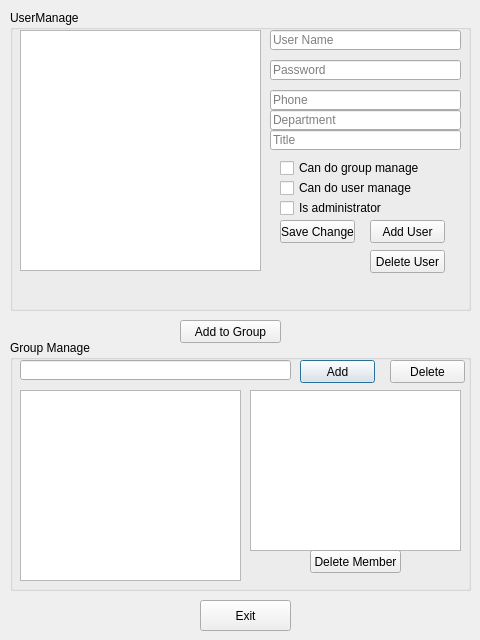
First picture: the form in ForeEnd/managerwindow.ui, repository longruiliu/ECR, before the edit.
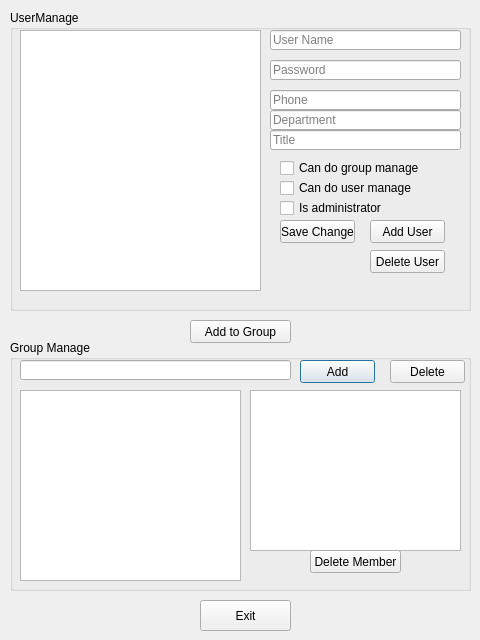
Second picture: the form after the edit.

Commit message: UI bug fix: manager windows rename, delete register in login window.

```diff
--- a/ForeEnd/managerwindow.ui
+++ b/ForeEnd/managerwindow.ui
@@ -113,7 +113,7 @@
       <x>10</x>
       <y>20</y>
       <width>241</width>
-      <height>241</height>
+      <height>261</height>
      </rect>
     </property>
    </widget>
@@ -267,7 +267,7 @@
   <widget class="QPushButton" name="addGroupMember">
    <property name="geometry">
     <rect>
-     <x>180</x>
+     <x>190</x>
      <y>320</y>
      <width>101</width>
      <height>23</height>
```
Left out of the diff: 6 changed lines with no effect on the pictures. The commit also changes 3 other files.
